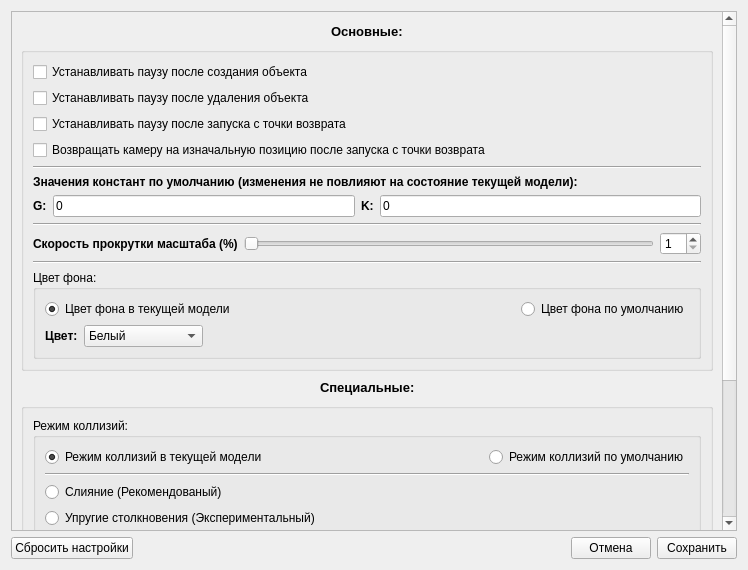
GRUB666/SPS---Simple-Physical-Simulator, file settingswidget.ui: the form before one commit.
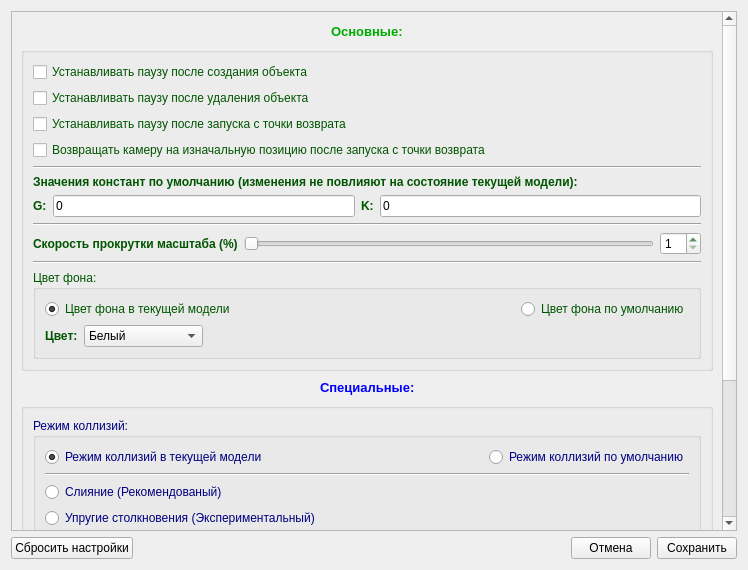
The form after the commit.

Patch:
```diff
--- a/settingswidget.ui
+++ b/settingswidget.ui
@@ -54,6 +54,43 @@
            </item>
            <item>
             <widget class="QLabel" name="label">
+             <property name="palette">
+              <palette>
+               <active>
+                <colorrole role="WindowText">
+                 <brush brushstyle="SolidPattern">
+                  <color alpha="255">
+                   <red>0</red>
+                   <green>170</green>
+                   <blue>0</blue>
+                  </color>
+                 </brush>
+                </colorrole>
+               </active>
+               <inactive>
+                <colorrole role="WindowText">
+                 <brush brushstyle="SolidPattern">
+                  <color alpha="255">
+                   <red>0</red>
+                   <green>170</green>
+                   <blue>0</blue>
+                  </color>
+                 </brush>
+                </colorrole>
+               </inactive>
+               <disabled>
+                <colorrole role="WindowText">
+                 <brush brushstyle="SolidPattern">
+                  <color alpha="127">
+                   <red>255</red>
+                   <green>255</green>
+                   <blue>255</blue>
+                  </color>
+                 </brush>
+                </colorrole>
+               </disabled>
+              </palette>
+             </property>
              <property name="font">
               <font>
                <pointsize>10</pointsize>
@@ -83,6 +120,43 @@
          </item>
          <item>
           <widget class="QGroupBox" name="groupBox">
+           <property name="palette">
+            <palette>
+             <active>
+              <colorrole role="WindowText">
+               <brush brushstyle="SolidPattern">
+                <color alpha="255">
+                 <red>0</red>
+                 <green>85</green>
+                 <blue>0</blue>
+                </color>
+               </brush>
+              </colorrole>
+             </active>
+             <inactive>
+              <colorrole role="WindowText">
+               <brush brushstyle="SolidPattern">
+                <color alpha="255">
+                 <red>0</red>
+                 <green>85</green>
+                 <blue>0</blue>
+                </color>
+               </brush>
+              </colorrole>
+             </inactive>
+             <disabled>
+              <colorrole role="WindowText">
+               <brush brushstyle="SolidPattern">
+                <color alpha="127">
+                 <red>255</red>
+                 <green>255</green>
+                 <blue>255</blue>
+                </color>
+               </brush>
+              </colorrole>
+             </disabled>
+            </palette>
+           </property>
            <property name="title">
             <string/>
            </property>
@@ -441,6 +515,43 @@
            </item>
            <item>
             <widget class="QLabel" name="label_2">
+             <property name="palette">
+              <palette>
+               <active>
+                <colorrole role="WindowText">
+                 <brush brushstyle="SolidPattern">
+                  <color alpha="255">
+                   <red>0</red>
+                   <green>0</green>
+                   <blue>255</blue>
+                  </color>
+                 </brush>
+                </colorrole>
+               </active>
+               <inactive>
+                <colorrole role="WindowText">
+                 <brush brushstyle="SolidPattern">
+                  <color alpha="255">
+                   <red>0</red>
+                   <green>0</green>
+                   <blue>255</blue>
+                  </color>
+                 </brush>
+                </colorrole>
+               </inactive>
+               <disabled>
+                <colorrole role="WindowText">
+                 <brush brushstyle="SolidPattern">
+                  <color alpha="127">
+                   <red>255</red>
+                   <green>255</green>
+                   <blue>255</blue>
+                  </color>
+                 </brush>
+                </colorrole>
+               </disabled>
+              </palette>
+             </property>
              <property name="font">
               <font>
                <pointsize>10</pointsize>
@@ -470,6 +581,43 @@
          </item>
          <item>
           <widget class="QGroupBox" name="groupBox_3">
+           <property name="palette">
+            <palette>
+             <active>
+              <colorrole role="WindowText">
+               <brush brushstyle="SolidPattern">
+                <color alpha="255">
+                 <red>0</red>
+                 <green>0</green>
+                 <blue>127</blue>
+                </color>
+               </brush>
+              </colorrole>
+             </active>
+             <inactive>
+              <colorrole role="WindowText">
+               <brush brushstyle="SolidPattern">
+                <color alpha="255">
+                 <red>0</red>
+                 <green>0</green>
+                 <blue>127</blue>
+                </color>
+               </brush>
+              </colorrole>
+             </inactive>
+             <disabled>
+              <colorrole role="WindowText">
+               <brush brushstyle="SolidPattern">
+                <color alpha="127">
+                 <red>255</red>
+                 <green>255</green>
+                 <blue>255</blue>
+                </color>
+               </brush>
+              </colorrole>
+             </disabled>
+            </palette>
+           </property>
            <property name="title">
             <string/>
            </property>
```
